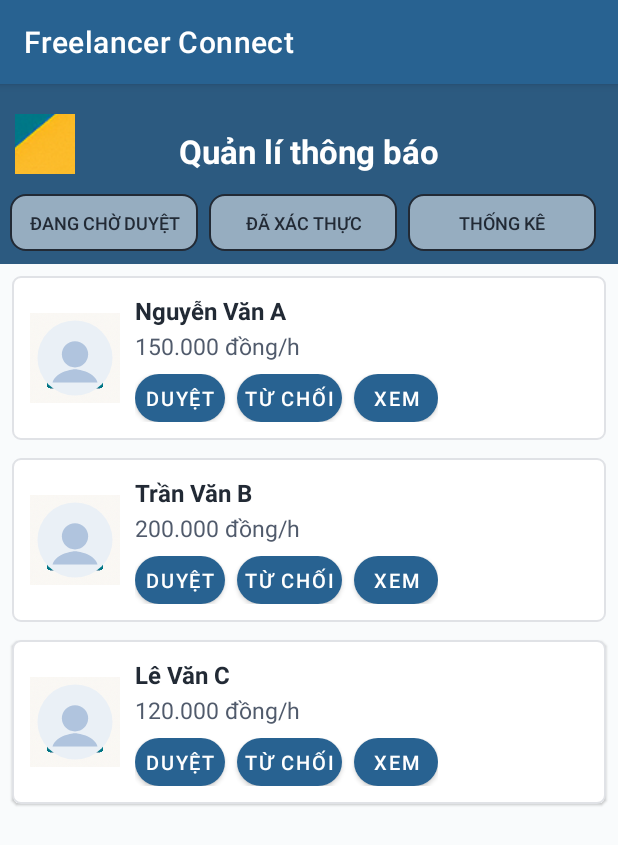
After one commit to Duynguyen162/Freelancer_Connect, an Android app: the ServiceManagementActivity screen opened directly, with no data from a screen before it, on a phone screen of 412 x 824 dp. The commit adds this screen. Shown: the top 845 px of the screen. Run offline under Robolectric (Android 15) with nearby library versions, the phone set to English and light mode, and no system bars.

Commit message:
trang chờ duyệt của quả lí dịch vụ

```diff
--- a/app/src/main/AndroidManifest.xml
+++ b/app/src/main/AndroidManifest.xml
@@ -11,6 +11,9 @@
         android:roundIcon="@mipmap/ic_launcher_round"
         android:supportsRtl="true"
         android:theme="@style/Theme.Freelancer_connect">
+        <activity
+            android:name=".ServiceManagementActivity"
+            android:exported="false" />
         <activity
             android:name=".NotificationManagementActivity"
             android:exported="false" />
--- a/app/src/main/java/com/example/freelancer_connect/AccountManagementActivity.java
+++ b/app/src/main/java/com/example/freelancer_connect/AccountManagementActivity.java
@@ -37,9 +37,9 @@ public class AccountManagementActivity extends AppCompatActivity {
         recyclerViewUsers = findViewById(R.id.recyclerViewUsers);
 
         userList = new ArrayList<>();
-        userList.add(new User("Nguyễn A", "123456", "a@gmail.com", "Client", "0901234567", "Hà Nội", R.drawable.ic_logo));
-        userList.add(new User("Trần B", "789012", "b@gmail.com", "Freelancer", "0907654321", "Đà Nẵng", R.drawable.ic_logo));
-        userList.add(new User("Lê C", "345678", "c@gmail.com", "Freelancer", "0911122233", "Hồ Chí Minh", R.drawable.ic_logo));
+        userList.add(new User("Nguyễn A", "123456", "a@gmail.com", "Client", "0901234567", "Hà Nội", R.drawable.ic_avatar_default));
+        userList.add(new User("Trần B", "789012", "b@gmail.com", "Freelancer", "0907654321", "Đà Nẵng", R.drawable.ic_avatar_default));
+        userList.add(new User("Lê C", "345678", "c@gmail.com", "Freelancer", "0911122233", "Hồ Chí Minh", R.drawable.ic_avatar_default));
 
         adapter = new UserAdapter(userList);
         recyclerViewUsers.setAdapter(adapter);
--- /dev/null
+++ b/app/src/main/java/com/example/freelancer_connect/Fragment/ServiceManagementFragment.java
@@ -0,0 +1,39 @@
+package com.example.freelancer_connect.Fragment;
+import android.os.Bundle;
+import android.view.LayoutInflater;
+import android.view.View;
+import android.view.ViewGroup;
+
+import androidx.annotation.NonNull;
+import androidx.annotation.Nullable;
+import androidx.fragment.app.Fragment;
+import androidx.recyclerview.widget.LinearLayoutManager;
+import androidx.recyclerview.widget.RecyclerView;
+
+import com.example.freelancer_connect.R;
+import com.example.freelancer_connect.adapter.ServiceAdapter;
+import com.example.freelancer_connect.model.User;
+
+import java.util.List;
+
+public class ServiceManagementFragment extends Fragment {
+    private RecyclerView recyclerView;
+
+    @Nullable
+    @Override
+    public View onCreateView(@NonNull LayoutInflater inflater,
+                             @Nullable ViewGroup container,
+                             @Nullable Bundle savedInstanceState) {
+        View view = inflater.inflate(R.layout.fragment_waiting_approve, container, false);
+        recyclerView = view.findViewById(R.id.recycler_service_list);
+        recyclerView.setLayoutManager(new LinearLayoutManager(getContext()));
+
+        Bundle bundle = getArguments();
+        if (bundle != null) {
+            List<User> userList = (List<User>) bundle.getSerializable("user_list");
+            recyclerView.setAdapter(new ServiceAdapter(userList));
+        }
+
+        return view;
+    }
+}
--- a/app/src/main/java/com/example/freelancer_connect/HomeAdminActivity.java
+++ b/app/src/main/java/com/example/freelancer_connect/HomeAdminActivity.java
@@ -11,7 +11,7 @@ import androidx.core.view.ViewCompat;
 import androidx.core.view.WindowInsetsCompat;
 
 public class HomeAdminActivity extends AppCompatActivity {
-    LinearLayout AccountManagement , notificationNanagement ,
+    LinearLayout accountManagement , notificationNanagement ,
             authenticateRegistration,decentralization, statistical, serviceDirectory;
 
     @Override
@@ -25,10 +25,13 @@ public class HomeAdminActivity extends AppCompatActivity {
             return insets;
         });
 
-        AccountManagement = findViewById(R.id.account_management);
-        notificationNanagement=findViewById(R.id.notification_management);
+        accountManagement = findViewById(R.id.account_management);
+        notificationNanagement = findViewById(R.id.notification_management);
+        authenticateRegistration = findViewById(R.id.authenticate_registration);
 
-        AccountManagement.setOnClickListener(v -> {
+        //xử lí sk click
+
+        accountManagement.setOnClickListener(v -> {
             Intent intent = new Intent(this ,AccountManagementActivity.class);
             startActivity(intent);
         });
@@ -36,5 +39,10 @@ public class HomeAdminActivity extends AppCompatActivity {
             Intent intent = new Intent(this ,NotificationManagementActivity.class);
             startActivity(intent);
         });
+
+        authenticateRegistration.setOnClickListener(v -> {
+            Intent intent = new Intent(this ,ServiceManagementActivity.class);
+            startActivity(intent);
+        });
     }
 }
--- /dev/null
+++ b/app/src/main/java/com/example/freelancer_connect/ServiceManagementActivity.java
@@ -0,0 +1,44 @@
+package com.example.freelancer_connect;
+
+import android.os.Bundle;
+
+import androidx.activity.EdgeToEdge;
+import androidx.appcompat.app.AppCompatActivity;
+import androidx.core.graphics.Insets;
+import androidx.core.view.ViewCompat;
+import androidx.core.view.WindowInsetsCompat;
+import androidx.fragment.app.FragmentTransaction;
+
+import com.example.freelancer_connect.Fragment.ServiceManagementFragment;
+import com.example.freelancer_connect.model.User;
+
+import java.util.ArrayList;
+import java.util.List;
+
+public class ServiceManagementActivity extends AppCompatActivity {
+
+    @Override
+    protected void onCreate(Bundle savedInstanceState) {
+        super.onCreate(savedInstanceState);
+        EdgeToEdge.enable(this);
+        setContentView(R.layout.activity_service_management);
+        ViewCompat.setOnApplyWindowInsetsListener(findViewById(R.id.activity_service_management), (v, insets) -> {
+            Insets systemBars = insets.getInsets(WindowInsetsCompat.Type.systemBars());
+            v.setPadding(systemBars.left, systemBars.top, systemBars.right, systemBars.bottom);
+            return insets;
+        });
+        List<User> users = new ArrayList<>();
+        users.add(new User("Nguyễn Văn A", "001", "a@gmail.com", "150.000 đồng/h", "0123456789", "Hà Nội", R.drawable.ic_avatar_default));
+        users.add(new User("Trần Văn B", "002", "b@gmail.com", "200.000 đồng/h", "0987654321", "HCM", R.drawable.ic_avatar_default));
+        users.add(new User("Lê Văn C", "003", "c@gmail.com", "120.000 đồng/h", "0111222333", "Đà Nẵng", R.drawable.ic_avatar_default));
+
+        ServiceManagementFragment fragment = new ServiceManagementFragment();
+        Bundle bundle = new Bundle();
+        bundle.putSerializable("user_list", new ArrayList<>(users));
+        fragment.setArguments(bundle);
+
+        FragmentTransaction transaction = getSupportFragmentManager().beginTransaction();
+        transaction.replace(R.id.container, fragment);
+        transaction.commit();
+    }
+}
--- /dev/null
+++ b/app/src/main/java/com/example/freelancer_connect/adapter/ServiceAdapter.java
@@ -0,0 +1,69 @@
+package com.example.freelancer_connect.adapter;
+import android.view.LayoutInflater;
+import android.view.View;
+import android.view.ViewGroup;
+import android.widget.Button;
+import android.widget.ImageView;
+import android.widget.TextView;
+import androidx.annotation.NonNull;
+import androidx.recyclerview.widget.RecyclerView;
+
+import com.example.freelancer_connect.R;
+import com.example.freelancer_connect.model.User;
+
+import java.util.List;
+
+public class ServiceAdapter extends RecyclerView.Adapter<ServiceAdapter.UserViewHolder> {
+    private List<User> userList;
+
+    public ServiceAdapter(List<User> userList) {
+        this.userList = userList;
+    }
+
+    @NonNull
+    @Override
+    public UserViewHolder onCreateViewHolder(@NonNull ViewGroup parent, int viewType) {
+        View view = LayoutInflater.from(parent.getContext())
+                .inflate(R.layout.item_service, parent, false);
+        return new UserViewHolder(view);
+    }
+
+    @Override
+    public void onBindViewHolder(@NonNull UserViewHolder holder, int position) {
+        User user = userList.get(position);
+        holder.imgAvatar.setImageResource(user.getAvatarResId());
+        holder.tvName.setText(user.getName());
+
+        // Vì User không có trường "giá", ta có thể hiển thị role, phone, hoặc code
+        holder.tvPrice.setText(user.getRole());
+
+        // Xử lý nút
+        holder.btnDuyet.setOnClickListener(v ->
+                System.out.println("Duyệt: " + user.getName()));
+        holder.btnTuChoi.setOnClickListener(v ->
+                System.out.println("Từ chối: " + user.getName()));
+        holder.btnXem.setOnClickListener(v ->
+                System.out.println("Xem: " + user.getName()));
+    }
+
+    @Override
+    public int getItemCount() {
+        return userList.size();
+    }
+
+    static class UserViewHolder extends RecyclerView.ViewHolder {
+        ImageView imgAvatar;
+        TextView tvName, tvPrice;
+        Button btnDuyet, btnTuChoi, btnXem;
+
+        public UserViewHolder(@NonNull View itemView) {
+            super(itemView);
+            imgAvatar = itemView.findViewById(R.id.img_avatar);
+            tvName = itemView.findViewById(R.id.tv_service_name);
+            tvPrice = itemView.findViewById(R.id.tv_service_price);
+            btnDuyet = itemView.findViewById(R.id.btn_duyet);
+            btnTuChoi = itemView.findViewById(R.id.btn_tu_choi);
+            btnXem = itemView.findViewById(R.id.btn_xem);
+        }
+    }
+}
--- /dev/null
+++ b/app/src/main/res/drawable/ic_avatar_default.xml
@@ -0,0 +1,19 @@
+<?xml version="1.0" encoding="utf-8"?>
+<vector xmlns:android="http://schemas.android.com/apk/res/android"
+    android:width="48dp"
+    android:height="48dp"
+    android:viewportWidth="48"
+    android:viewportHeight="48">
+    <!-- Vòng tròn nền -->
+    <path
+        android:fillColor="#EAF0F6"
+        android:pathData="M24,4a20,20 0,1 1 0,40a20,20 0,1 1 0,-40z" />
+    <!-- Đầu -->
+    <path
+        android:fillColor="#B0C4DE"
+        android:pathData="M24,15a7,7 0,1 1 0,14a7,7 0,1 1 0,-14z"/>
+    <!-- Vai/Thân -->
+    <path
+        android:fillColor="#B0C4DE"
+        android:pathData="M12,37c2,-6 11,-7 12,-7s10,1 12,7z"/>
+</vector>
--- a/app/src/main/res/layout/activity_account_management.xml
+++ b/app/src/main/res/layout/activity_account_management.xml
@@ -22,7 +22,7 @@
         <ImageView
             android:layout_width="40dp"
             android:layout_height="40dp"
-            android:src="@drawable/ic_logo"
+            android:src="@drawable/ic_avatar_default"
             android:contentDescription="Back"/>
 
         <!-- Ô tìm kiếm -->
@@ -40,7 +40,7 @@
         <ImageView
             android:layout_width="40dp"
             android:layout_height="40dp"
-            android:src="@drawable/ic_logo"
+            android:src="@drawable/ic_avatar_default"
             android:contentDescription="Search"/>
     </LinearLayout>
 
--- /dev/null
+++ b/app/src/main/res/layout/activity_service_management.xml
@@ -0,0 +1,85 @@
+<LinearLayout
+    xmlns:android="http://schemas.android.com/apk/res/android"
+    android:id="@+id/activity_service_management"
+    android:layout_width="match_parent"
+    android:layout_height="match_parent"
+    android:orientation="vertical"
+    android:background="#F9FBFC">
+
+    <!-- Header -->
+    <RelativeLayout
+        android:layout_width="match_parent"
+        android:layout_height="120dp"
+        android:background="#2C5A80">
+
+        <!-- Back Button -->
+        <ImageButton
+            android:id="@+id/btn_back"
+            android:layout_width="40dp"
+            android:layout_height="40dp"
+            android:layout_marginStart="10dp"
+            android:layout_marginTop="20dp"
+            android:background="@null"
+            android:src="@drawable/ic_logo" />
+
+        <!-- Title -->
+        <TextView
+            android:id="@+id/tv_title"
+            android:layout_width="wrap_content"
+            android:layout_height="wrap_content"
+            android:text="Quản lí thông báo"
+            android:textColor="#FFFFFF"
+            android:textSize="22sp"
+            android:textStyle="bold"
+            android:layout_centerHorizontal="true"
+            android:layout_marginTop="30dp"/>
+
+        <!-- Button Bar -->
+        <LinearLayout
+            android:id="@+id/layout_button_bar"
+            android:orientation="horizontal"
+            android:layout_width="wrap_content"
+            android:layout_height="38dp"
+            android:layout_below="@id/tv_title"
+            android:layout_centerHorizontal="true"
+            android:layout_marginTop="14dp">
+
+            <android.widget.Button
+                android:id="@+id/btn_waiting_approve"
+                android:layout_width="125dp"
+                android:layout_height="38dp"
+                android:text="Đang chờ duyệt"
+                android:background="@drawable/bg_header_button"
+                android:textColor="#222A35"
+                android:textSize="12sp"
+                android:layout_marginEnd="7dp" />
+
+
+            <android.widget.Button
+                android:id="@+id/btn_approved"
+                android:layout_width="125dp"
+                android:layout_height="38dp"
+                android:text="Đã xác thực"
+                android:background="@drawable/bg_header_button"
+                android:textColor="#222A35"
+                android:textSize="12sp"
+                android:layout_marginEnd="7dp"/>
+            <android.widget.Button
+                android:id="@+id/btn_statistical"
+                android:layout_width="125dp"
+                android:layout_height="38dp"
+                android:text="Thống kê"
+                android:background="@drawable/bg_header_button"
+                android:textColor="#222A35"
+                android:textSize="12sp"
+                android:layout_marginEnd="7dp"/>
+        </LinearLayout>
+
+    </RelativeLayout>
+    <!-- Chỗ chứa Fragment -->
+    <FrameLayout
+        android:id="@+id/container"
+        android:layout_width="match_parent"
+        android:layout_height="0dp"
+        android:layout_weight="1"/>
+</LinearLayout>
--- /dev/null
+++ b/app/src/main/res/layout/fragment_waiting_approve.xml
@@ -0,0 +1,16 @@
+<?xml version="1.0" encoding="utf-8"?>
+<LinearLayout
+    xmlns:android="http://schemas.android.com/apk/res/android"
+    android:id="@+id/layout_service_management"
+    android:layout_width="match_parent"
+    android:layout_height="match_parent"
+    android:orientation="vertical"
+    android:background="#F9FBFC">
+    <!-- Danh sách dịch vụ -->
+    <androidx.recyclerview.widget.RecyclerView
+        android:id="@+id/recycler_service_list"
+        android:layout_width="match_parent"
+        android:layout_height="match_parent"
+        android:padding="8dp"
+        android:clipToPadding="false"/>
+</LinearLayout>
--- /dev/null
+++ b/app/src/main/res/layout/item_service.xml
@@ -0,0 +1,88 @@
+<?xml version="1.0" encoding="utf-8"?>
+<LinearLayout
+    xmlns:android="http://schemas.android.com/apk/res/android"
+    android:id="@+id/layout_service_item"
+    android:layout_width="match_parent"
+    android:layout_height="wrap_content"
+    android:orientation="horizontal"
+    android:background="@drawable/bg_edittext"
+    android:layout_marginBottom="12dp"
+    android:padding="12dp"
+    android:elevation="1dp">
+
+    <!-- Avatar -->
+    <ImageView
+        android:id="@+id/img_avatar"
+        android:layout_width="60dp"
+        android:layout_height="60dp"
+        android:scaleType="centerCrop"
+        android:background="@drawable/ic_logo"
+        android:layout_gravity="center_vertical"
+        android:layout_marginEnd="10dp"
+        android:src="@drawable/ic_avatar_default"
+        />
+
+    <!-- Nội dung dịch vụ -->
+    <LinearLayout
+        android:layout_width="0dp"
+        android:layout_height="wrap_content"
+        android:layout_weight="1"
+        android:orientation="vertical">
+
+        <TextView
+            android:id="@+id/tv_service_name"
+            android:layout_width="wrap_content"
+            android:layout_height="wrap_content"
+            android:text="Tên dịch vụ"
+            android:textColor="#222A35"
+            android:textSize="16sp"
+            android:textStyle="bold"/>
+
+        <TextView
+            android:id="@+id/tv_service_price"
+            android:layout_width="wrap_content"
+            android:layout_height="wrap_content"
+            android:text="150.000 đồng/h"
+            android:textColor="#515B6C"
+            android:textSize="15sp"
+            android:layout_marginTop="2dp"/>
+
+        <LinearLayout
+            android:id="@+id/layout_buttons"
+            android:layout_width="wrap_content"
+            android:layout_height="wrap_content"
+            android:orientation="horizontal"
+            android:layout_marginTop="8dp">
+
+            <Button
+                android:id="@+id/btn_duyet"
+                android:layout_width="60dp"
+                android:layout_height="32dp"
+                android:text="Duyệt"
+                android:background="@drawable/bg_btn"
+                android:textColor="#FFFFFF"
+                android:textSize="13sp"
+                android:padding="0dp"
+                android:layout_marginEnd="8dp"/>
+            <Button
+                android:id="@+id/btn_tu_choi"
+                android:layout_width="70dp"
+                android:layout_height="32dp"
+                android:text="Từ Chối"
+                android:background="@drawable/bg_btn"
+                android:textColor="#FFFFFF"
+                android:textSize="13sp"
+                android:padding="0dp"
+                android:layout_marginEnd="8dp"/>
+            <Button
+                android:id="@+id/btn_xem"
+                android:layout_width="56dp"
+                android:layout_height="32dp"
+                android:text="Xem"
+                android:background="@drawable/bg_btn"
+                android:padding="0dp"
+                android:textColor="#FFFFFF"
+                android:textSize="13sp"/>
+        </LinearLayout>
+    </LinearLayout>
+</LinearLayout>
--- a/app/src/main/res/layout/item_user.xml
+++ b/app/src/main/res/layout/item_user.xml
@@ -22,7 +22,7 @@
             android:layout_height="64dp"
             android:layout_marginBottom="8dp"
             android:scaleType="centerCrop"
-            android:src="@drawable/ic_logo"
+            android:src="@drawable/ic_avatar_default"
             android:background="@drawable/circle_background"/>
 
         <!-- Tên người dùng -->
```
